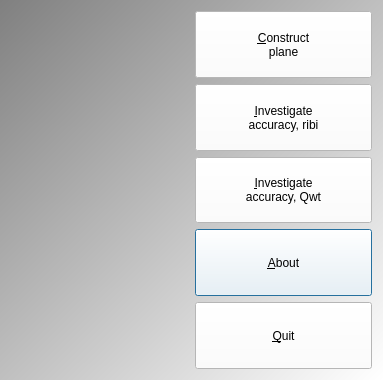
First picture: the form in Tools/ToolTestPlane/qttestplanemenudialog.ui, repository richelbilderbeek/ProjectRichelBilderbeek, before the edit.
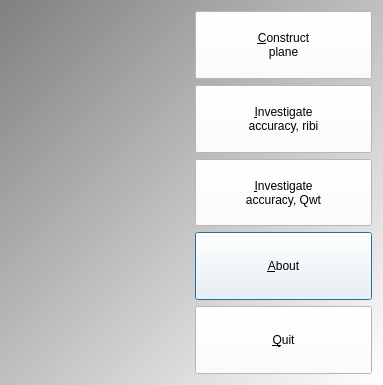
Second picture: the form after the edit. Icons and pictures are not drawn.

What changed in the file:
```diff
--- a/Tools/ToolTestPlane/qttestplanemenudialog.ui
+++ b/Tools/ToolTestPlane/qttestplanemenudialog.ui
@@ -7,7 +7,7 @@
     <x>0</x>
     <y>0</y>
     <width>383</width>
-    <height>380</height>
+    <height>385</height>
    </rect>
   </property>
   <property name="windowTitle">
```
Left out of the diff: 13 changed lines with no effect on the pictures.
